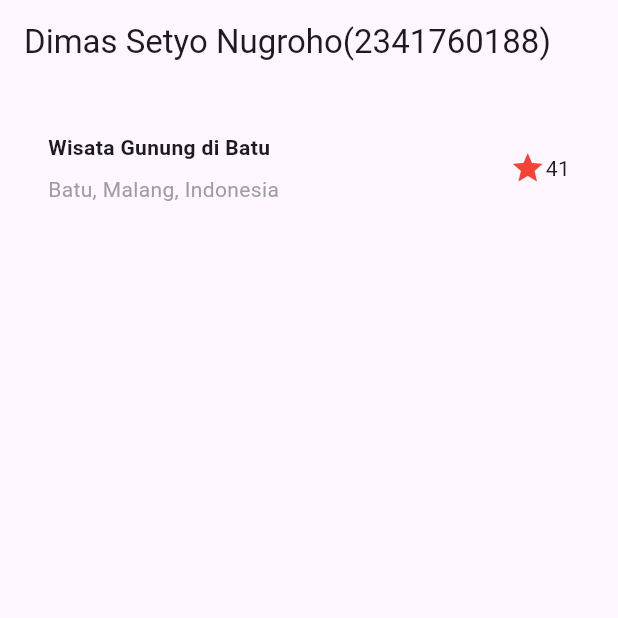
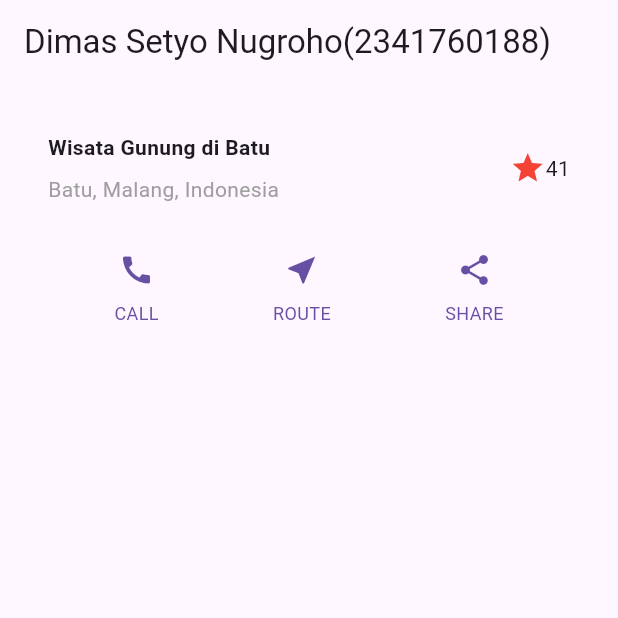
Before and after one commit to stewistzz/layout_flutter, a Flutter app: the screen it shows after launch, on a phone screen of 412 x 824 dp, the top half of it. Run offline on Flutter 3.47's test engine with Material 3 defaults, Android fonts, the phone set to English and light mode, and no system bars.

Commit message:
add praktikum 2 + Output : Implementasi Button Row

```diff
--- a/lib/main.dart
+++ b/lib/main.dart
@@ -37,13 +37,47 @@
         ],
       ),
     );
+
+    // button section
+    Color color = Theme.of(context).primaryColor;
+    Widget buttonSection = Row(
+      mainAxisAlignment: MainAxisAlignment.spaceEvenly,
+      children: [
+        _buildButtonColumn(color, Icons.call, 'CALL'),
+        _buildButtonColumn(color, Icons.near_me, 'ROUTE'),
+        _buildButtonColumn(color, Icons.share, 'SHARE'),
+      ],
+    );
+
     return MaterialApp(
       title: 'Flutter layout: Nama dan NIM Anda',
       home: Scaffold(
         appBar: AppBar(title: const Text('Dimas Setyo Nugroho(2341760188)')),
         // body: const Center(child: Text('Hello World')),
-        body: Column(children: [titleSection]),
+        body: Column(children: [titleSection, buttonSection]),
       ),
     );
   }
+
+  // praktikum 2
+  Column _buildButtonColumn(Color color, IconData icon, String label) {
+    return Column(
+      mainAxisSize: MainAxisSize.min,
+      mainAxisAlignment: MainAxisAlignment.center,
+      children: [
+        Icon(icon, color: color),
+        Container(
+          margin: const EdgeInsets.only(top: 8),
+          child: Text(
+            label,
+            style: TextStyle(
+              fontSize: 12,
+              fontWeight: FontWeight.w400,
+              color: color,
+            ),
+          ),
+        ),
+      ],
+    );
+  }
 }
```
Also changed, not shown: images/implementasi_button_row.png (added), 1 other file.
